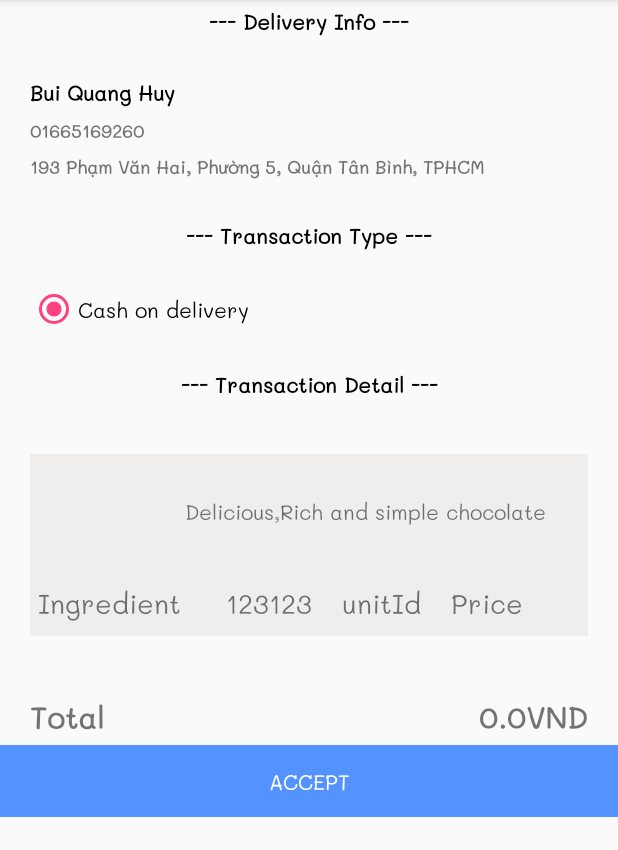
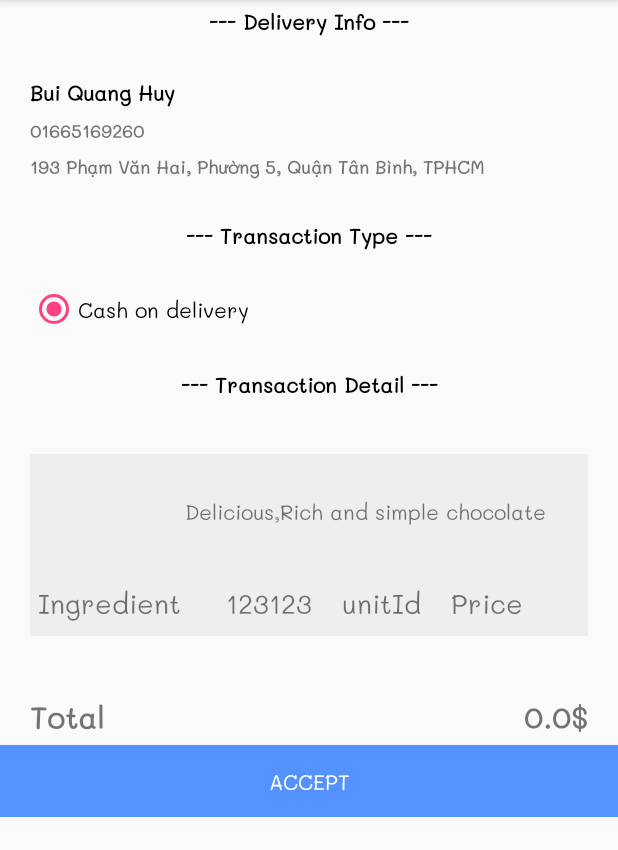
Before and after one commit to firepaperbird/project_iFood, an Android app: the TransactionConfirmActivity screen opened directly, with no data from a screen before it, on a phone screen of 412 x 824 dp, the part 84-934 px from its top. Run offline under Robolectric (Android 15) with nearby library versions, the light colour scheme and no system bars; libraries missing offline, so code that uses them is left out: com.loopj.android, cz.msebera.android; plain views replace SmartImageView; 18 statements that could not run were skipped.

Commit message:
Finish : shopping list

```diff
--- a/app/src/main/java/com/ifood/ifood/TransactionConfirmActivity.java
+++ b/app/src/main/java/com/ifood/ifood/TransactionConfirmActivity.java
@@ -181,7 +181,7 @@ public class TransactionConfirmActivity extends AppCompatActivity {
         }
 
         TextView txtTotal = findViewById(R.id.txtTotal);
-        txtTotal.setText(total + "VND");
+        txtTotal.setText(total + "$");
     }
 
     public void onCLick(View view) {
```
